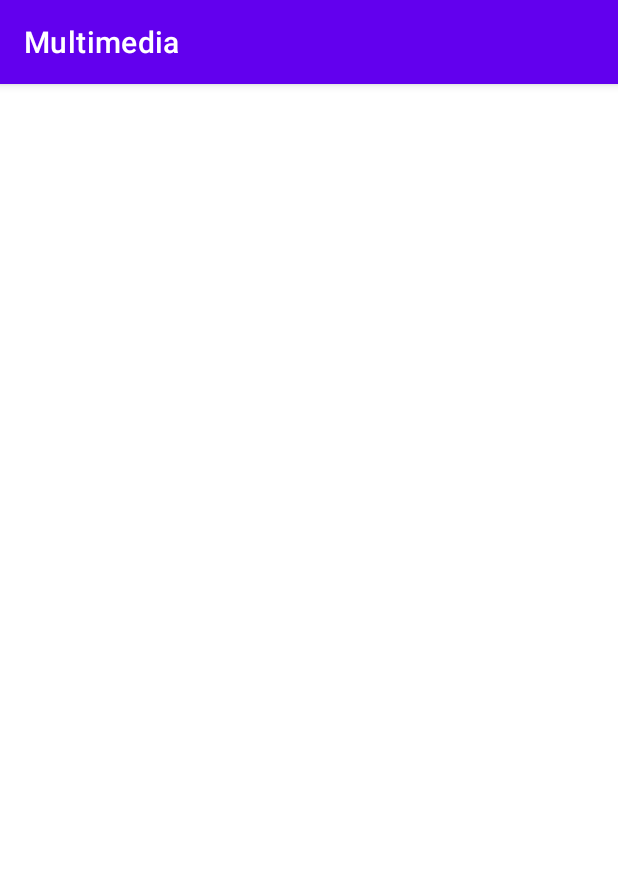
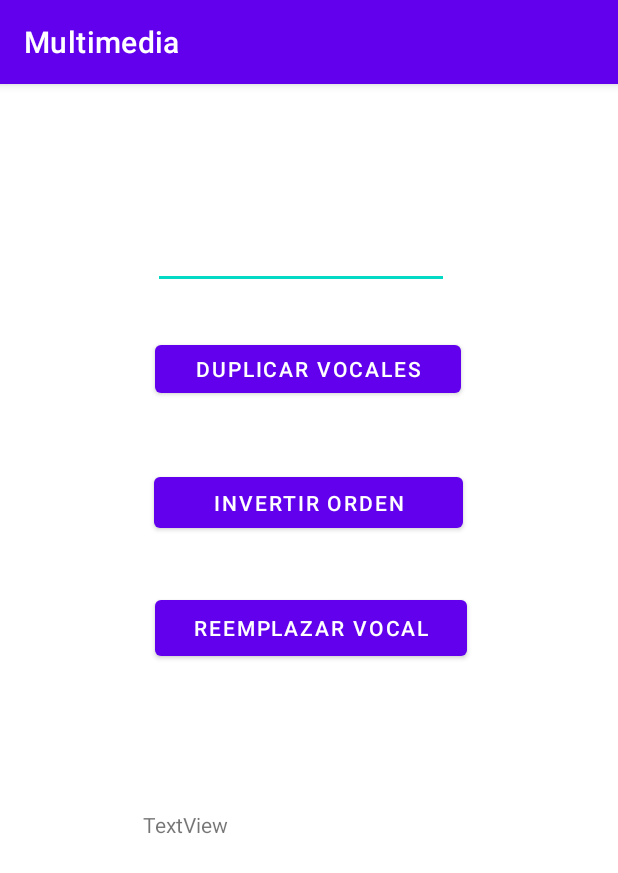
Before and after one commit to JavMig9903/Multimedia, an Android app: the SecondActivity screen opened directly, with no data from a screen before it, on a phone screen of 412 x 824 dp. Shown: the top 873 px of the screen. Run offline under Robolectric (Android 15) with nearby library versions, the phone set to English and light mode, and no system bars.

Commit message:
che acabo

```diff
--- a/app/src/main/res/layout/activity_main.xml
+++ b/app/src/main/res/layout/activity_main.xml
@@ -10,7 +10,7 @@
         android:id="@+id/Edt1"
         android:layout_width="197dp"
         android:layout_height="58dp"
-        app:layout_constraintBottom_toTopOf="@+id/button"
+        app:layout_constraintBottom_toTopOf="@+id/button1"
         app:layout_constraintEnd_toEndOf="parent"
         app:layout_constraintHorizontal_bias="0.439"
         app:layout_constraintStart_toStartOf="parent"
@@ -21,7 +21,8 @@
         android:id="@+id/button1"
         android:layout_width="172dp"
         android:layout_height="50dp"
-        android:text="Button"
+        android:text="ENVIAR"
+        android:enabled="false"
         app:layout_constraintBottom_toBottomOf="parent"
         app:layout_constraintEnd_toEndOf="parent"
         app:layout_constraintHorizontal_bias="0.497"
--- a/app/src/main/res/layout/secondlayout.xml
+++ b/app/src/main/res/layout/secondlayout.xml
@@ -1,6 +1,62 @@
 <?xml version="1.0" encoding="utf-8"?>
 <androidx.constraintlayout.widget.ConstraintLayout
-    xmlns:android="http://schemas.android.com/apk/res/android" android:layout_width="match_parent"
+    xmlns:android="http://schemas.android.com/apk/res/android"
+    xmlns:app="http://schemas.android.com/apk/res-auto"
+    xmlns:tools="http://schemas.android.com/tools"
+    android:layout_width="match_parent"
     android:layout_height="match_parent">
 
+    <EditText
+        android:id="@+id/Edt2"
+        android:layout_width="197dp"
+        android:layout_height="58dp"
+        app:layout_constraintBottom_toTopOf="@+id/button"
+        app:layout_constraintEnd_toEndOf="parent"
+        app:layout_constraintHorizontal_bias="0.476"
+        app:layout_constraintStart_toStartOf="parent"
+        app:layout_constraintTop_toTopOf="parent"
+        app:layout_constraintVertical_bias="0.718" />
+
+    <TextView
+        android:id="@+id/textView"
+        android:layout_width="221dp"
+        android:layout_height="187dp"
+        android:text="TextView"
+        app:layout_constraintBottom_toBottomOf="parent"
+        app:layout_constraintEnd_toEndOf="parent"
+        app:layout_constraintStart_toStartOf="parent"
+        app:layout_constraintTop_toBottomOf="@+id/button3" />
+
+    <Button
+        android:id="@+id/button"
+        android:layout_width="204dp"
+        android:layout_height="44dp"
+        android:layout_marginTop="168dp"
+        android:text="DUPLICAR VOCALES"
+        app:layout_constraintEnd_toEndOf="parent"
+        app:layout_constraintHorizontal_bias="0.497"
+        app:layout_constraintStart_toStartOf="parent"
+        app:layout_constraintTop_toTopOf="parent" />
+
+    <Button
+        android:id="@+id/button2"
+        android:layout_width="206dp"
+        android:layout_height="46dp"
+        android:layout_marginTop="44dp"
+        android:text="INVERTIR ORDEN"
+        app:layout_constraintEnd_toEndOf="parent"
+        app:layout_constraintHorizontal_bias="0.497"
+        app:layout_constraintStart_toStartOf="parent"
+        app:layout_constraintTop_toBottomOf="@+id/button" />
+
+    <Button
+        android:id="@+id/button3"
+        android:layout_width="208dp"
+        android:layout_height="49dp"
+        android:layout_marginTop="36dp"
+        android:text="REEMPLAZAR VOCAL"
+        app:layout_constraintEnd_toEndOf="parent"
+        app:layout_constraintHorizontal_bias="0.507"
+        app:layout_constraintStart_toStartOf="parent"
+        app:layout_constraintTop_toBottomOf="@+id/button2" />
 </androidx.constraintlayout.widget.ConstraintLayout>
```
Also changed, not shown: app/src/main/java/com/example/multimedia/MainActivity.kt (+3 -8 lines), app/src/main/java/com/example/multimedia/SecondActivity.kt (+66 -1 lines).
